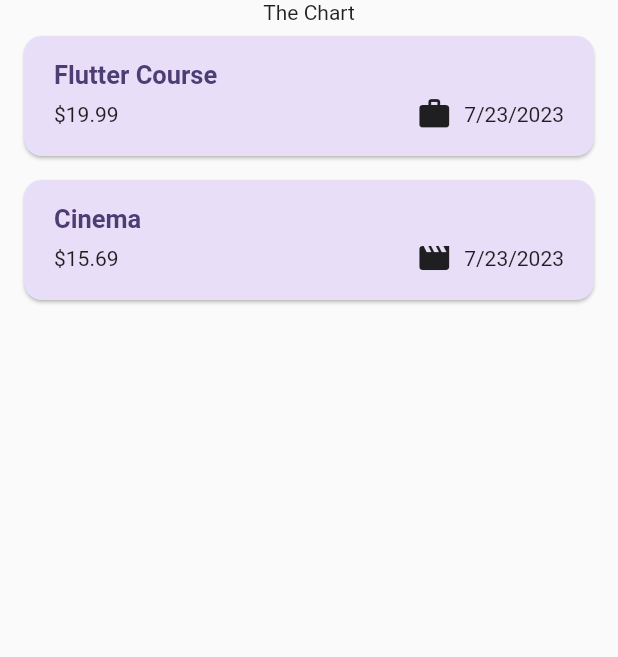
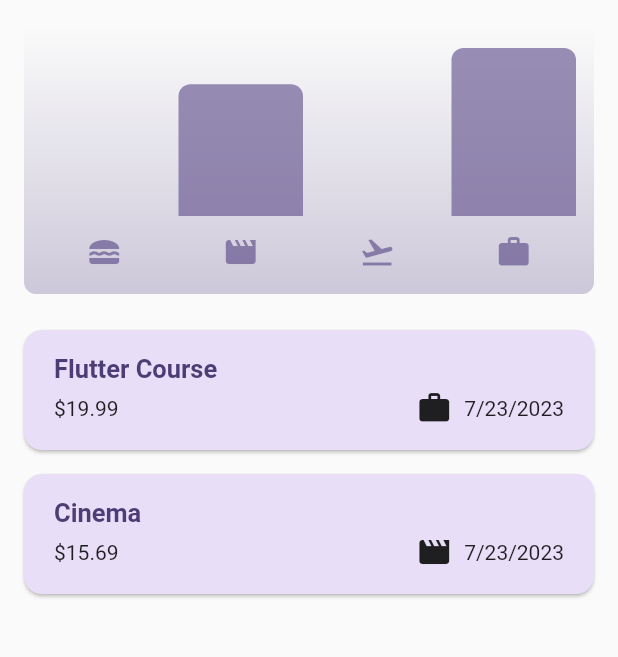
Before and after one commit to ireero/flutter_course_expanse_tracker, a Flutter app: the screen it shows after launch, on a phone screen of 412 x 824 dp, the part 84-741 px from its top. Run offline on Flutter 3.47's test engine with Material 2 defaults, Android fonts, the phone set to English and light mode, and no system bars.

```diff
--- a/lib/expenses.dart
+++ b/lib/expenses.dart
@@ -1,3 +1,4 @@
+import 'package:expanse_tracker/models/chart/chart.dart';
 import 'package:flutter/material.dart';
 import 'package:expanse_tracker/models/expense.dart';
 import 'package:expanse_tracker/widgets/expenses_list.dart';
@@ -85,7 +86,7 @@ class _ExpansesState extends State<Expenses> {
       ),
       body: Column(
         children: [
-          const Text('The Chart'),
+          Chart(expenses: _registerExpenses),
           Expanded(
             child: mainContent,
           )
--- a/lib/main.dart
+++ b/lib/main.dart
@@ -4,8 +4,24 @@ import 'package:expanse_tracker/expenses.dart';
 var kColorScheme =
     ColorScheme.fromSeed(seedColor: const Color.fromARGB(255, 96, 59, 181));
 
+var kDarkColorScheme = ColorScheme.fromSeed(
+    brightness: Brightness.dark,
+    seedColor: const Color.fromARGB(255, 5, 99, 125));
+
 void main() {
   runApp(MaterialApp(
+    darkTheme: ThemeData.dark().copyWith(
+        elevatedButtonTheme: ElevatedButtonThemeData(
+          style: ElevatedButton.styleFrom(
+            backgroundColor: kDarkColorScheme.primaryContainer,
+            foregroundColor: kDarkColorScheme.onPrimaryContainer,
+          ),
+        ),
+        useMaterial3: true,
+        colorScheme: kDarkColorScheme,
+        cardTheme: const CardTheme().copyWith(
+            color: kDarkColorScheme.secondaryContainer,
+            margin: const EdgeInsets.symmetric(horizontal: 16, vertical: 8))),
     theme: ThemeData().copyWith(
       useMaterial3: true,
       colorScheme: kColorScheme,
@@ -28,6 +44,7 @@ void main() {
                 fontSize: 17),
           ),
     ),
+    // themeMode: ThemeMode.system, // Default
     home: const Expenses(),
   ));
 }
--- /dev/null
+++ b/lib/models/chart/chart.dart
@@ -0,0 +1,94 @@
+import 'package:flutter/material.dart';
+import 'chart_bar.dart';
+import '../expense.dart';
+
+class Chart extends StatelessWidget {
+  const Chart({super.key, required this.expenses});
+
+  final List<Expense> expenses;
+
+  List<ExpenseBucket> get buckets {
+    return [
+      ExpenseBucket.forCategory(expenses, Category.food),
+      ExpenseBucket.forCategory(expenses, Category.leisure),
+      ExpenseBucket.forCategory(expenses, Category.travel),
+      ExpenseBucket.forCategory(expenses, Category.work),
+    ];
+  }
+
+  double get maxTotalExpense {
+    double maxTotalExpense = 0;
+
+    for (final bucket in buckets) {
+      if (bucket.totalExpenses > maxTotalExpense) {
+        maxTotalExpense = bucket.totalExpenses;
+      }
+    }
+
+    return maxTotalExpense;
+  }
+
+  @override
+  Widget build(BuildContext context) {
+    final isDarkMode =
+        MediaQuery.of(context).platformBrightness == Brightness.dark;
+    return Container(
+      margin: const EdgeInsets.all(16),
+      padding: const EdgeInsets.symmetric(
+        vertical: 16,
+        horizontal: 8,
+      ),
+      width: double.infinity,
+      height: 180,
+      decoration: BoxDecoration(
+        borderRadius: BorderRadius.circular(8),
+        gradient: LinearGradient(
+          colors: [
+            Theme.of(context).colorScheme.primary.withOpacity(0.3),
+            Theme.of(context).colorScheme.primary.withOpacity(0.0)
+          ],
+          begin: Alignment.bottomCenter,
+          end: Alignment.topCenter,
+        ),
+      ),
+      child: Column(
+        children: [
+          Expanded(
+            child: Row(
+              crossAxisAlignment: CrossAxisAlignment.end,
+              children: [
+                for (final bucket in buckets) // alternative to map()
+                  ChartBar(
+                    fill: bucket.totalExpenses == 0
+                        ? 0
+                        : bucket.totalExpenses / maxTotalExpense,
+                  )
+              ],
+            ),
+          ),
+          const SizedBox(height: 12),
+          Row(
+            children: buckets
+                .map(
+                  (bucket) => Expanded(
+                    child: Padding(
+                      padding: const EdgeInsets.symmetric(horizontal: 4),
+                      child: Icon(
+                        categoryIcons[bucket.category],
+                        color: isDarkMode
+                            ? Theme.of(context).colorScheme.secondary
+                            : Theme.of(context)
+                                .colorScheme
+                                .primary
+                                .withOpacity(0.7),
+                      ),
+                    ),
+                  ),
+                )
+                .toList(),
+          )
+        ],
+      ),
+    );
+  }
+}
--- /dev/null
+++ b/lib/models/chart/chart_bar.dart
@@ -0,0 +1,34 @@
+import 'package:flutter/material.dart';
+
+class ChartBar extends StatelessWidget {
+  const ChartBar({
+    super.key,
+    required this.fill,
+  });
+
+  final double fill;
+
+  @override
+  Widget build(BuildContext context) {
+    final isDarkMode =
+        MediaQuery.of(context).platformBrightness == Brightness.dark;
+    return Expanded(
+      child: Padding(
+        padding: const EdgeInsets.symmetric(horizontal: 4),
+        child: FractionallySizedBox(
+          heightFactor: fill,
+          child: DecoratedBox(
+            decoration: BoxDecoration(
+              shape: BoxShape.rectangle,
+              borderRadius:
+                  const BorderRadius.vertical(top: Radius.circular(8)),
+              color: isDarkMode
+                  ? Theme.of(context).colorScheme.secondary
+                  : Theme.of(context).colorScheme.primary.withOpacity(0.65),
+            ),
+          ),
+        ),
+      ),
+    );
+  }
+}
--- a/lib/models/expense.dart
+++ b/lib/models/expense.dart
@@ -33,3 +33,25 @@ class Expense {
     return formatter.format(date);
   }
 }
+
+class ExpenseBucket {
+  const ExpenseBucket({required this.category, required this.expenses});
+
+  ExpenseBucket.forCategory(List<Expense> allExpenses, this.category)
+      : expenses = allExpenses
+            .where((expense) => expense.category == category)
+            .toList();
+
+  final Category category;
+  final List<Expense> expenses;
+
+  double get totalExpenses {
+    double sum = 0;
+
+    for (final expense in expenses) {
+      sum += expense.amount;
+    }
+
+    return sum;
+  }
+}
```
